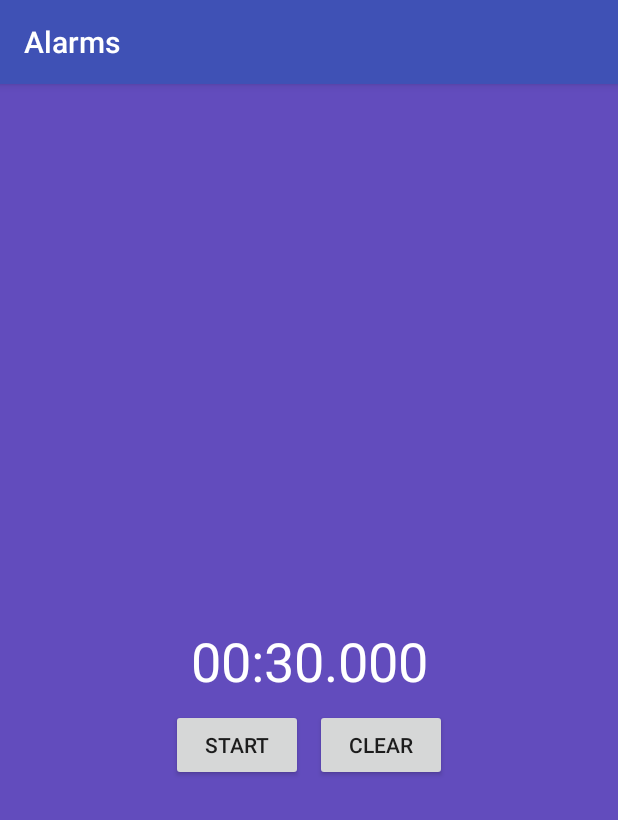
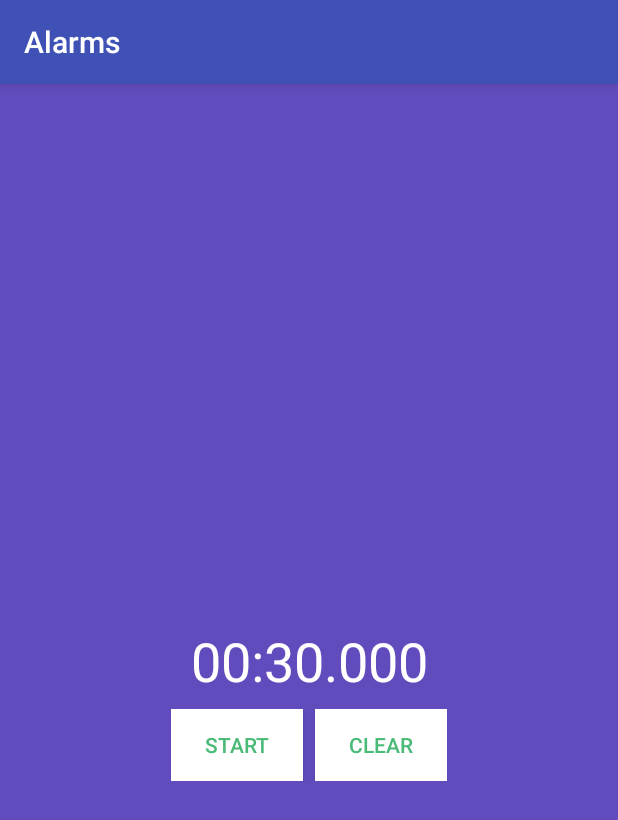
Before and after one commit to RomainRoche/android-alarms-loop, an Android app: the screen it shows after launch (MainActivity), on a phone screen of 412 x 824 dp. Shown: the top 820 px of the screen. Run offline under Robolectric (Android 15) with nearby library versions, the phone set to English and light mode, and no system bars.

Commit message:
chg: button styles

```diff
--- a/app/src/main/res/layout/countdown.xml
+++ b/app/src/main/res/layout/countdown.xml
@@ -35,27 +35,29 @@
 
             <Button
                 android:id="@+id/playButton"
+                style="@style/AppTheme.Button"
                 android:layout_width="wrap_content"
                 android:layout_height="wrap_content"
+                android:layout_marginBottom="0dp"
+                android:layout_marginTop="0dp"
                 android:text="@string/start"
-                tools:layout_editor_absoluteX="0dp"
                 app:layout_constraintBottom_toBottomOf="parent"
-                android:layout_marginBottom="0dp"
                 app:layout_constraintTop_toTopOf="parent"
-                android:layout_marginTop="0dp"
-                app:layout_constraintVertical_bias="0.0" />
+                app:layout_constraintVertical_bias="0.0"
+                tools:layout_editor_absoluteX="0dp" />
 
             <Button
                 android:id="@+id/clearButton"
+                style="@style/AppTheme.Button"
                 android:layout_width="wrap_content"
                 android:layout_height="wrap_content"
+                android:layout_marginBottom="0dp"
                 android:layout_marginLeft="8dp"
+                android:layout_marginTop="0dp"
                 android:text="@string/clear"
+                app:layout_constraintBottom_toBottomOf="parent"
                 app:layout_constraintLeft_toRightOf="@+id/playButton"
-                app:layout_constraintTop_toTopOf="parent"
-                android:layout_marginTop="0dp"
-                app:layout_constraintBottom_toBottomOf="parent"
-                android:layout_marginBottom="0dp" />
+                app:layout_constraintTop_toTopOf="parent" />
 
         </android.support.constraint.ConstraintLayout>
 
--- a/app/src/main/res/values/colors.xml
+++ b/app/src/main/res/values/colors.xml
@@ -8,4 +8,5 @@
     <color name="background2">#ba443d</color>
     <color name="background3">#ffd261</color>
     <color name="countdownColor">#ffffff</color>
+    <color name="buttonBgColor">#ffffff</color>
 </resources>
--- a/app/src/main/res/values/styles.xml
+++ b/app/src/main/res/values/styles.xml
@@ -8,4 +8,9 @@
         <item name="colorAccent">@color/colorAccent</item>
     </style>
 
+    <style name="AppTheme.Button" parent="@style/Widget.AppCompat.Button.Colored">
+        <item name="android:background">@color/buttonBgColor</item>
+        <item name="android:textColor">@color/background0</item>
+    </style>
+
 </resources>
```
